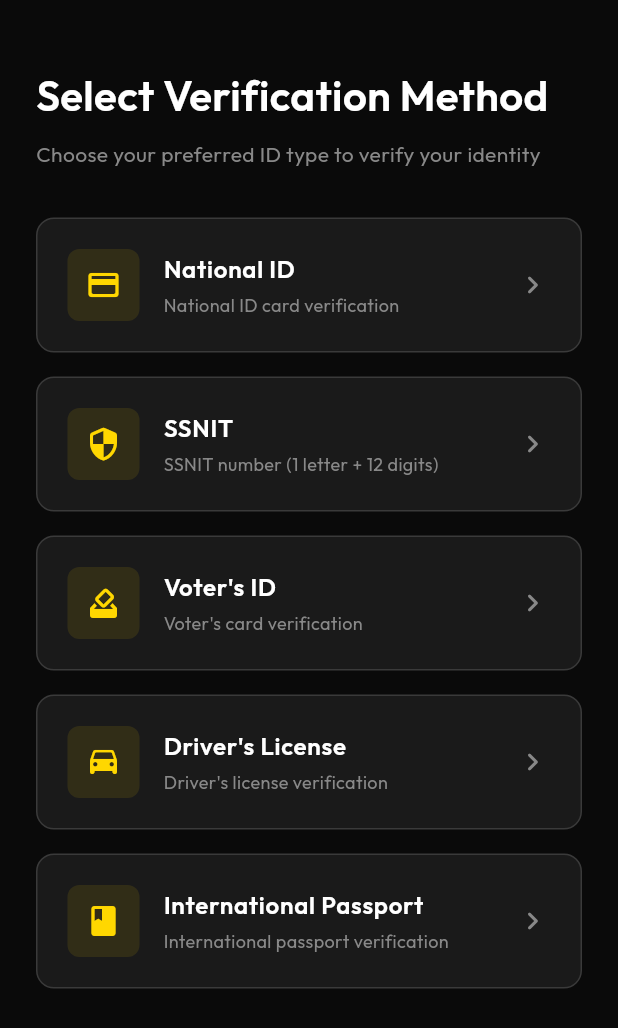
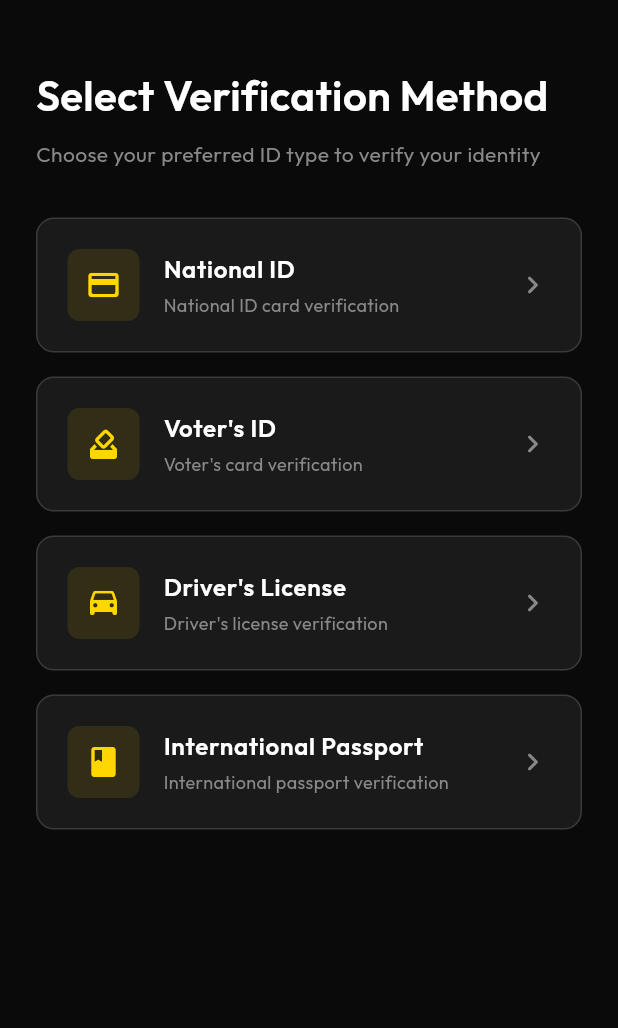
Before and after one commit to bone2020/Claude_qr_wallet, a Flutter app: the KycScreen screen opened by its route, on a phone screen of 412 x 824 dp. Shown: the top 1028 px of the screen. Run offline on Flutter 3.47's test engine with Material 3 defaults, Android fonts, the phone set to English and light mode, and no system bars; drawn by our look-alikes of flutter_animate; our stand-ins replace app_links, cloud_firestore, cloud_functions, connectivity_plus, firebase_auth, firebase_core and 21 more; missing offline and left inert: firebase_app_check, gal, mobile_scanner, no_screenshot, smile_id; accounts and stored records are empty.

Commit message:
fix: hide database-backed KYC types pending SmileID activation, add document verification fallbacks
Hidden (commented out, easy re-enable when SmileID activates):
- Nigeria: NIN, BVN
- Ghana: SSNIT (Ghana Card kept visible, tested working)
- Uganda: UGANDA_NIN
- Zambia: TPIN
- Zimbabwe: NATIONAL_ID_NO_PHOTO

Added document verification National ID to Uganda, Zambia, Zimbabwe
so users in those countries have a working National ID option via
SmileID Document Verification (photo + selfie match, no database).

Updated national_id_verification_screen.dart:
- ZM and ZW now route to NATIONAL_ID (document verification)
- _requiresIdNumber no longer includes ZM/ZW (only ZA)

Also added Passport and Driver's License to Zambia (previously
only had TPIN + Voter's ID, now has 4 options).

https://claude.ai/code/session_01DzGetq8inBwZUjMoDjhqQ3

```diff
--- a/lib/core/services/smile_id_service.dart
+++ b/lib/core/services/smile_id_service.dart
@@ -21,15 +21,19 @@ class SmileIDService {
   /// Country-specific ID types configuration
   static const Map<String, List<Map<String, dynamic>>> countryIdTypes = {
     'NG': [
-      {'value': 'NIN', 'label': 'National Identification Number (NIN)', 'requiresNumber': true, 'smileIdType': 'NIN'},
-      {'value': 'BVN', 'label': 'Bank Verification Number (BVN)', 'requiresNumber': true, 'smileIdType': 'BVN'},
+      // NIN and BVN temporarily hidden — awaiting SmileID entitlement activation.
+      // Uncomment both lines once SmileID confirms entitlement is active on partner 8244.
+      // {'value': 'NIN', 'label': 'National Identification Number (NIN)', 'requiresNumber': true, 'smileIdType': 'NIN'},
+      // {'value': 'BVN', 'label': 'Bank Verification Number (BVN)', 'requiresNumber': true, 'smileIdType': 'BVN'},
       {'value': 'VOTERS_ID', 'label': "Voter's ID", 'requiresNumber': false, 'smileIdType': 'VOTER_ID'},
       {'value': 'DRIVERS_LICENSE', 'label': "Driver's License", 'requiresNumber': false, 'smileIdType': 'DRIVERS_LICENSE'},
       {'value': 'PASSPORT', 'label': 'International Passport', 'requiresNumber': false, 'smileIdType': 'PASSPORT'},
     ],
     'GH': [
       {'value': 'NATIONAL_ID', 'label': 'National ID', 'requiresNumber': false, 'smileIdType': 'GHANA_CARD'},
-      {'value': 'SSNIT', 'label': 'SSNIT', 'requiresNumber': true, 'smileIdType': 'SSNIT'},
+      // SSNIT temporarily hidden — awaiting SmileID entitlement activation.
+      // Uncomment once SmileID confirms SSNIT entitlement is active on partner 8244.
+      // {'value': 'SSNIT', 'label': 'SSNIT', 'requiresNumber': true, 'smileIdType': 'SSNIT'},
       {'value': 'VOTERS_ID', 'label': "Voter's ID", 'requiresNumber': false, 'smileIdType': 'VOTER_ID'},
       {'value': 'DRIVERS_LICENSE', 'label': "Driver's License", 'requiresNumber': false, 'smileIdType': 'DRIVERS_LICENSE'},
       {'value': 'PASSPORT', 'label': 'International Passport', 'requiresNumber': false, 'smileIdType': 'PASSPORT'},
@@ -52,19 +56,31 @@ class SmileIDService {
       {'value': 'PASSPORT', 'label': 'International Passport', 'requiresNumber': false, 'smileIdType': 'PASSPORT'},
     ],
     'UG': [
-      {'value': 'UGANDA_NIN', 'label': 'National ID (NIN)', 'requiresNumber': true, 'smileIdType': 'NATIONAL_ID_NO_PHOTO'},
+      // Uganda NIN temporarily hidden — awaiting SmileID entitlement activation.
+      // Uncomment once SmileID confirms Uganda NIN entitlement is active on partner 8244.
+      // {'value': 'UGANDA_NIN', 'label': 'National ID (NIN)', 'requiresNumber': true, 'smileIdType': 'NATIONAL_ID_NO_PHOTO'},
+      {'value': 'NATIONAL_ID', 'label': 'National ID', 'requiresNumber': false, 'smileIdType': 'NATIONAL_ID'},
       {'value': 'VOTERS_ID', 'label': "Voter's ID", 'requiresNumber': false, 'smileIdType': 'VOTER_ID'},
       {'value': 'PASSPORT', 'label': 'International Passport', 'requiresNumber': true, 'smileIdType': 'PASSPORT'},
       {'value': 'DRIVERS_LICENSE', 'label': "Driver's License", 'requiresNumber': true, 'smileIdType': 'DRIVERS_LICENSE'},
     ],
     'ZM': [
-      {'value': 'TPIN', 'label': 'Taxpayer PIN (TPIN)', 'requiresNumber': true, 'smileIdType': 'TPIN'},
+      // TPIN temporarily hidden — awaiting SmileID entitlement activation (database lookup).
+      // Uncomment once SmileID confirms TPIN entitlement is active on partner 8244.
+      // {'value': 'TPIN', 'label': 'Taxpayer PIN (TPIN)', 'requiresNumber': true, 'smileIdType': 'TPIN'},
+      {'value': 'NATIONAL_ID', 'label': 'National ID', 'requiresNumber': false, 'smileIdType': 'NATIONAL_ID'},
       {'value': 'VOTERS_ID', 'label': "Voter's ID", 'requiresNumber': false, 'smileIdType': 'VOTER_ID'},
+      {'value': 'PASSPORT', 'label': 'International Passport', 'requiresNumber': false, 'smileIdType': 'PASSPORT'},
+      {'value': 'DRIVERS_LICENSE', 'label': "Driver's License", 'requiresNumber': false, 'smileIdType': 'DRIVERS_LICENSE'},
     ],
     'ZW': [
-      {'value': 'NATIONAL_ID', 'label': 'National ID', 'requiresNumber': false, 'smileIdType': 'NATIONAL_ID_NO_PHOTO'},
+      // Zimbabwe National ID database lookup temporarily hidden — awaiting SmileID entitlement activation.
+      // Uncomment once SmileID confirms Zimbabwe NATIONAL_ID_NO_PHOTO entitlement is active on partner 8244.
+      // {'value': 'NATIONAL_ID', 'label': 'National ID', 'requiresNumber': false, 'smileIdType': 'NATIONAL_ID_NO_PHOTO'},
+      {'value': 'NATIONAL_ID', 'label': 'National ID', 'requiresNumber': false, 'smileIdType': 'NATIONAL_ID'},
       {'value': 'VOTERS_ID', 'label': "Voter's ID", 'requiresNumber': false, 'smileIdType': 'VOTER_ID'},
       {'value': 'PASSPORT', 'label': 'International Passport', 'requiresNumber': false, 'smileIdType': 'PASSPORT'},
+      {'value': 'DRIVERS_LICENSE', 'label': "Driver's License", 'requiresNumber': false, 'smileIdType': 'DRIVERS_LICENSE'},
     ],
     // Non-database MoMo countries (SmileID Document Verification only — no government database check)
     'SL': [
--- a/lib/features/auth/screens/kyc/national_id_verification_screen.dart
+++ b/lib/features/auth/screens/kyc/national_id_verification_screen.dart
@@ -47,7 +47,9 @@ class _NationalIdVerificationScreenState extends ConsumerState<NationalIdVerific
   String? _userId;
 
   // South Africa requires ID number
-  bool get _requiresIdNumber => widget.countryCode == 'ZA' || widget.countryCode == 'ZM' || widget.countryCode == 'ZW';
+  // ZM and ZW no longer require an ID number — switched from database lookup (TPIN / NATIONAL_ID_NO_PHOTO)
+  // to document verification (NATIONAL_ID). SA still uses database lookup and requires an ID number.
+  bool get _requiresIdNumber => widget.countryCode == 'ZA';
 
   String get _documentType {
     switch (widget.countryCode) {
@@ -59,10 +61,11 @@ class _NationalIdVerificationScreenState extends ConsumerState<NationalIdVerific
         return 'NATIONAL_ID';
       case 'CI':
         return 'NATIONAL_ID';
+      // ZM: was 'TPIN' (database). Switched to document verification pending SmileID entitlement.
+      // ZW: was 'NATIONAL_ID_NO_PHOTO' (database). Switched to document verification pending SmileID entitlement.
       case 'ZM':
-        return 'TPIN';
       case 'ZW':
-        return 'NATIONAL_ID_NO_PHOTO';
+        return 'NATIONAL_ID';
       default:
         return 'NATIONAL_ID';
     }
```
